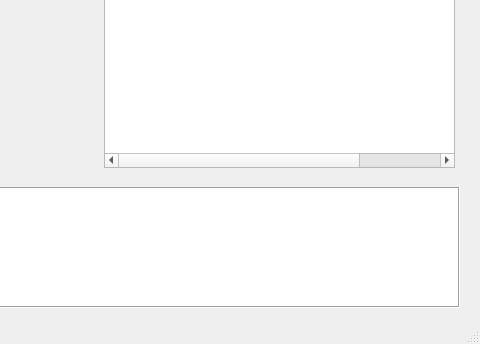
Above: src/mainwindow.ui from nolan778/DCS-Copilot before the change; both pictures show x 191 to 671 and y 172 to 516 of the 671 by 516 pixel window. Below: the same form after it.
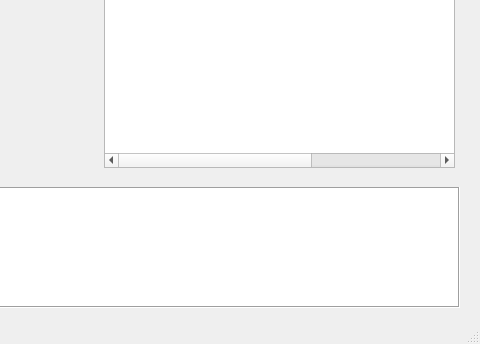
That is the form after the change.

```diff
--- a/src/mainwindow.ui
+++ b/src/mainwindow.ui
@@ -49,12 +49,13 @@
      </rect>
     </property>
     <property name="columnCount">
-     <number>4</number>
+     <number>5</number>
     </property>
     <column/>
     <column/>
     <column/>
     <column/>
+    <column/>
    </widget>
    <widget class="QSpinBox" name="spinBox">
     <property name="geometry">
```
Left out of the diff: 8 changed lines with no effect on the pictures.
